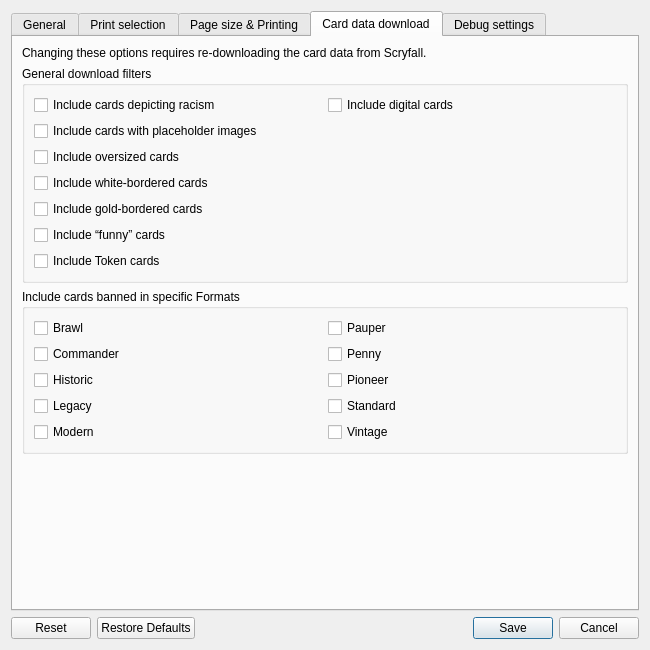
This is mtg_proxy_printer/resources/ui/settings_window.ui in luziferius/MTGProxyPrinter as Qt 5 draws it before an edit. The edited form follows.
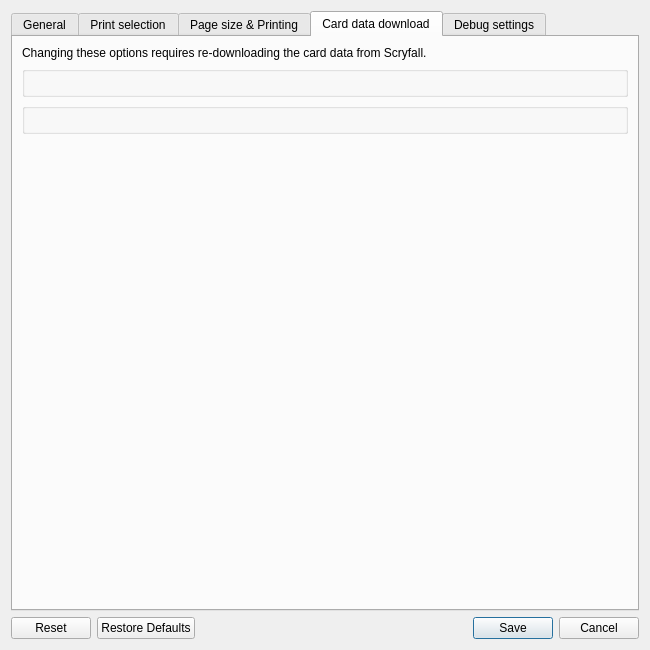
This is the edited form. The open tabs and pages were chosen to show the change. Icons and pictures are not drawn. Custom widgets are drawn as their Qt base class.

Commit message:
Extracted the card filter group boxes in the settings widget and encapsulated them in dedicated classes.
FossilOrigin-Name: d2a77a63116df7986085c149ab31a39b4ef591127425cc23a02d878c644aefd5

The edit to the form file:
```diff
--- a/mtg_proxy_printer/resources/ui/settings_window.ui
+++ b/mtg_proxy_printer/resources/ui/settings_window.ui
@@ -397,175 +397,10 @@
         </widget>
        </item>
        <item>
-        <widget class="QGroupBox" name="card_download_general_settings">
-         <property name="title">
-          <string>General download filters</string>
-         </property>
-         <layout class="QGridLayout" name="gridLayout">
-          <item row="0" column="0">
-           <widget class="QCheckBox" name="include_cards_depicting_racism">
-            <property name="toolTip">
-             <string>&lt;html&gt;&lt;head/&gt;&lt;body&gt;&lt;p&gt;Enable downloading cards banned for depicting racism.&lt;/p&gt;&lt;p&gt;Changing this option only takes effect when re-building the program’s card database by completely omitting the cards or including them during the download process.&lt;/p&gt;&lt;p&gt;Background:&lt;/p&gt;&lt;p&gt;Some cards were banned by Wizards of the Coast, because they depict references to controversial real-world events, religion or contain combinations of card effect, name and artwork that, when viewed together, depict racism. These cards are banned in all sanctioned tournament formats and several community formats like Commander, Oathbreaker and others.&lt;/p&gt;&lt;/body&gt;&lt;/html&gt;</string>
-            </property>
-            <property name="text">
-             <string>Include cards depicting racism</string>
-            </property>
-           </widget>
-          </item>
-          <item row="1" column="0">
-           <widget class="QCheckBox" name="include_cards_without_images">
-            <property name="toolTip">
-             <string>Include non-English cards with low-resolution,
-English placeholder images with an overlay text stating
-“This card is not available in the selected language.”</string>
-            </property>
-            <property name="text">
-             <string>Include cards with placeholder images</string>
-            </property>
-           </widget>
-          </item>
-          <item row="5" column="0">
-           <widget class="QCheckBox" name="include_funny_cards">
-            <property name="toolTip">
-             <string>“Funny” cards, not legal in any constructed format.
-This includes full-art Contraptions from Unstable,
-cards with acorn-shaped security stamps from Unfinity (and newer Un-Sets),
-some black-bordered promotional cards with non-standard back faces,
-and all silver-bordered cards.</string>
-            </property>
-            <property name="text">
-             <string>Include “funny” cards</string>
-            </property>
-           </widget>
-          </item>
-          <item row="6" column="0">
-           <widget class="QCheckBox" name="include_token">
-            <property name="text">
-             <string>Include Token cards</string>
-            </property>
-           </widget>
-          </item>
-          <item row="4" column="0">
-           <widget class="QCheckBox" name="include_gold_bordered_cards">
-            <property name="toolTip">
-             <string>Some “collectible” sets, like full reprints of tournament-winning decks were printed with golden borders.
-These are not tournament legal.</string>
-            </property>
-            <property name="text">
-             <string>Include gold-bordered cards</string>
-            </property>
-           </widget>
-          </item>
-          <item row="2" column="0">
-           <widget class="QCheckBox" name="include_oversized_cards">
-            <property name="toolTip">
-             <string>These cards are larger than regular Magic cards and can’t be included in decks.
-Includes Archenemy schemes, Planechase planes and
-oversized commander creature or Planeswalker cards included in some pre-constructed Commander decks.</string>
-            </property>
-            <property name="text">
-             <string>Include oversized cards</string>
-            </property>
-           </widget>
-          </item>
-          <item row="3" column="0">
-           <widget class="QCheckBox" name="include_white_bordered_cards">
-            <property name="text">
-             <string>Include white-bordered cards</string>
-            </property>
-           </widget>
-          </item>
-          <item row="0" column="1">
-           <widget class="QCheckBox" name="include_digital_cards">
-            <property name="toolTip">
-             <string>Include cards and printings that are only available on digital platforms</string>
-            </property>
-            <property name="text">
-             <string>Include digital cards</string>
-            </property>
-           </widget>
-          </item>
-         </layout>
-        </widget>
+        <widget class="GeneralPrintingFilterWidget" name="card_filter_general_settings"/>
        </item>
        <item>
-        <widget class="QGroupBox" name="card_download_format_settings">
-         <property name="title">
-          <string>Include cards banned in specific Formats</string>
-         </property>
-         <layout class="QGridLayout" name="gridLayout_3">
-          <item row="0" column="0">
-           <widget class="QCheckBox" name="include_banned_in_brawl">
-            <property name="text">
-             <string>Brawl</string>
-            </property>
-           </widget>
-          </item>
-          <item row="0" column="1">
-           <widget class="QCheckBox" name="include_banned_in_pauper">
-            <property name="text">
-             <string>Pauper</string>
-            </property>
-           </widget>
-          </item>
-          <item row="1" column="0">
-           <widget class="QCheckBox" name="include_banned_in_commander">
-            <property name="text">
-             <string>Commander</string>
-            </property>
-           </widget>
-          </item>
-          <item row="1" column="1">
-           <widget class="QCheckBox" name="include_banned_in_penny">
-            <property name="text">
-             <string>Penny</string>
-            </property>
-           </widget>
-          </item>
-          <item row="2" column="0">
-           <widget class="QCheckBox" name="include_banned_in_historic">
-            <property name="text">
-             <string>Historic</string>
-            </property>
-           </widget>
-          </item>
-          <item row="2" column="1">
-           <widget class="QCheckBox" name="include_banned_in_pioneer">
-            <property name="text">
-             <string>Pioneer</string>
-            </property>
-           </widget>
-          </item>
-          <item row="3" column="0">
-           <widget class="QCheckBox" name="include_banned_in_legacy">
-            <property name="text">
-             <string>Legacy</string>
-            </property>
-           </widget>
-          </item>
-          <item row="3" column="1">
-           <widget class="QCheckBox" name="include_banned_in_standard">
-            <property name="text">
-             <string>Standard</string>
-            </property>
-           </widget>
-          </item>
-          <item row="4" column="0">
-           <widget class="QCheckBox" name="include_banned_in_modern">
-            <property name="text">
-             <string>Modern</string>
-            </property>
-           </widget>
-          </item>
-          <item row="4" column="1">
-           <widget class="QCheckBox" name="include_banned_in_vintage">
-            <property name="text">
-             <string>Vintage</string>
-            </property>
-           </widget>
-          </item>
-         </layout>
-        </widget>
+        <widget class="FormatPrintingFilterWidget" name="card_filter_format_settings"/>
        </item>
        <item>
         <spacer name="verticalSpacer_2">
@@ -684,6 +519,18 @@
    <header>mtg_proxy_printer.ui.page_config_widget</header>
    <container>1</container>
   </customwidget>
+  <customwidget>
+   <class>GeneralPrintingFilterWidget</class>
+   <extends>QGroupBox</extends>
+   <header>mtg_proxy_printer.ui.settings_window</header>
+   <container>1</container>
+  </customwidget>
+  <customwidget>
+   <class>FormatPrintingFilterWidget</class>
+   <extends>QGroupBox</extends>
+   <header>mtg_proxy_printer.ui.settings_window</header>
+   <container>1</container>
+  </customwidget>
  </customwidgets>
  <tabstops>
   <tabstop>add_card_widget_style_combo_box</tabstop>
```
Left out of the diff: 23 changed lines with no effect on the pictures. The commit also changes 3 other files.
